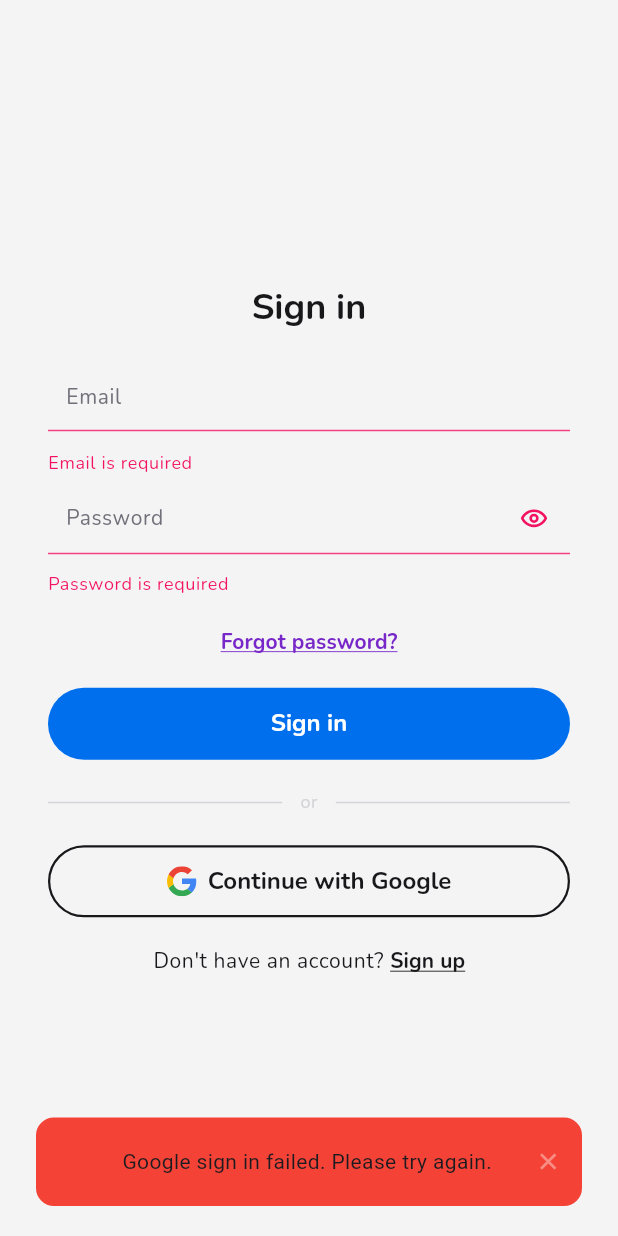
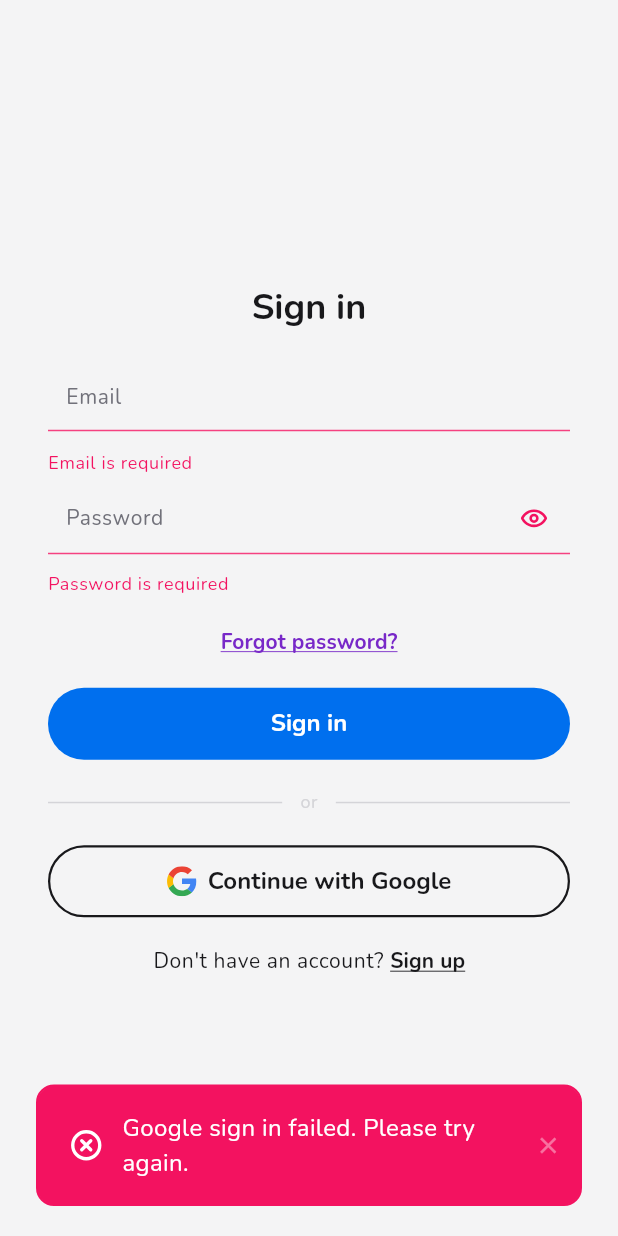
Before and after one commit to LdrPontes/habit-tracker-tetris, a Flutter app: the SignInScreen screen opened by its route, after a tap on "Sign in", after a tap on "Continue with Google", on a phone screen of 412 x 824 dp. Run offline on Flutter 3.47's test engine with Material 3 defaults, Android fonts, the phone set to English and light mode, and no system bars; drawn by our look-alikes of toastification; our stand-ins replace envied, equatable, flutter_bloc, flutter_svg, get_it, go_router and 5 more; accounts and stored records are empty; statements that could not run were skipped.

Commit message:
chore: snackbar and sign in improvement

```diff
--- a/flutter/lib/app/auth/domain/dto/sign_in_dto.dart
+++ b/flutter/lib/app/auth/domain/dto/sign_in_dto.dart
@@ -1,8 +1,8 @@
 class SignInDto {
-  String? email;
-  String? password;
+  final String email;
+  final String password;
 
-  SignInDto({this.email, this.password});
+  const SignInDto({required this.email, required this.password});
 
   @override
   bool operator ==(Object other) {
--- a/flutter/lib/app/auth/ui/components/templates/sign_in_template.dart
+++ b/flutter/lib/app/auth/ui/components/templates/sign_in_template.dart
@@ -111,6 +111,7 @@ class _SignInTemplateState extends State<SignInTemplate> {
             keyboardType: TextInputType.emailAddress,
             textInputAction: TextInputAction.next,
             validator: (value) => Validators.email(context, value),
+            onSaved: (value) => email = value ?? '',
           ),
           Spacing.small.h,
           StatefulBuilder(
@@ -121,6 +122,7 @@ class _SignInTemplateState extends State<SignInTemplate> {
                 keyboardType: TextInputType.text,
                 textInputAction: TextInputAction.done,
                 validator: (value) => Validators.password(context, value),
+                onSaved: (value) => password = value ?? '',
                 endContent: IconButton(
                   onPressed: () {
                     setState(() {
--- a/flutter/lib/app/shared/ui/components/atoms/typography.dart
+++ b/flutter/lib/app/shared/ui/components/atoms/typography.dart
@@ -311,6 +311,23 @@ class BlockinText extends StatelessWidget {
     this.textWidthBasis,
     this.textHeightBehavior,
   }) : variant = BlockinTextVariant.bodyLarge;
+
+  /// Create a body medium text
+  const BlockinText.bodyMedium(
+    this.text, {
+    super.key,
+    this.color,
+    this.gradient,
+    this.style,
+    this.textAlign,
+    this.softWrap,
+    this.overflow,
+    this.maxLines,
+    this.textScaler,
+    this.semanticsLabel,
+    this.textWidthBasis,
+    this.textHeightBehavior,
+  }) : variant = BlockinTextVariant.bodyMedium;
 
   /// Create a body small text
   const BlockinText.bodySmall(
--- a/flutter/lib/app/shared/ui/components/molecules/snackbar_service.dart
+++ b/flutter/lib/app/shared/ui/components/molecules/snackbar_service.dart
@@ -1,3 +1,5 @@
+import 'package:blockin/app/shared/ui/components/atoms/typography.dart';
+import 'package:blockin/theme/theme.dart';
 import 'package:flutter/foundation.dart';
 import 'package:flutter/material.dart';
 import 'package:phosphor_flutter/phosphor_flutter.dart';
@@ -9,7 +11,10 @@ class SnackbarService {
   SnackbarService.of(this.context);
 
   void success(String message, {bool autoClose = true, VoidCallback? onClose}) {
-    final title = Text(message, style: Theme.of(context).textTheme.bodyMedium);
+    final title = BlockinText.bodyMedium(
+      message,
+      color: Theme.of(context).colors.successReadableColor,
+    );
     toastification.show(
       animationDuration: const Duration(milliseconds: 100),
       autoCloseDuration: autoClose ? const Duration(seconds: 3) : null,
@@ -17,7 +22,7 @@ class SnackbarService {
       alignment: Alignment.bottomCenter,
       type: ToastificationType.success,
       style: ToastificationStyle.fillColored,
-      primaryColor: Colors.green.shade500,
+      primaryColor: Theme.of(context).colors.success,
       showProgressBar: false,
       title: kIsWeb
           ? SelectableRegion(
@@ -26,7 +31,10 @@ class SnackbarService {
               child: title,
             )
           : title,
-      icon: Icon(PhosphorIcons.checkCircle(), color: Colors.green.shade500),
+      icon: Icon(
+        PhosphorIconsBold.checkCircle,
+        color: Theme.of(context).colors.successReadableColor,
+      ),
     );
   }
 
@@ -37,10 +45,16 @@ class SnackbarService {
       alignment: Alignment.bottomCenter,
       type: ToastificationType.info,
       style: ToastificationStyle.fillColored,
-      primaryColor: Colors.blue.shade500,
+      primaryColor: Theme.of(context).colors.content1,
       showProgressBar: false,
-      title: Text(message, style: Theme.of(context).textTheme.bodyMedium),
-      icon: Icon(PhosphorIcons.info(), color: Colors.blue.shade500),
+      title: BlockinText.bodyMedium(
+        message,
+        color: Theme.of(context).colors.content1Foreground,
+      ),
+      icon: Icon(
+        PhosphorIconsBold.info,
+        color: Theme.of(context).colors.content1Foreground,
+      ),
     );
   }
 
@@ -51,10 +65,16 @@ class SnackbarService {
       alignment: Alignment.bottomCenter,
       type: ToastificationType.error,
       style: ToastificationStyle.fillColored,
-      primaryColor: Colors.red.shade500,
+      primaryColor: Theme.of(context).colors.danger,
       showProgressBar: false,
-      title: Text(message, style: Theme.of(context).textTheme.bodyMedium),
-      icon: Icon(PhosphorIcons.xCircle(), color: Colors.red.shade500),
+      title: BlockinText.bodyMedium(
+        message,
+        color: Theme.of(context).colors.dangerReadableColor,
+      ),
+      icon: Icon(
+        PhosphorIconsBold.xCircle,
+        color: Theme.of(context).colors.dangerReadableColor,
+      ),
     );
   }
 }
```
Also changed, not shown: flutter/lib/app/auth/ui/screens/sign_in_screen.dart (+1 -8 lines).
